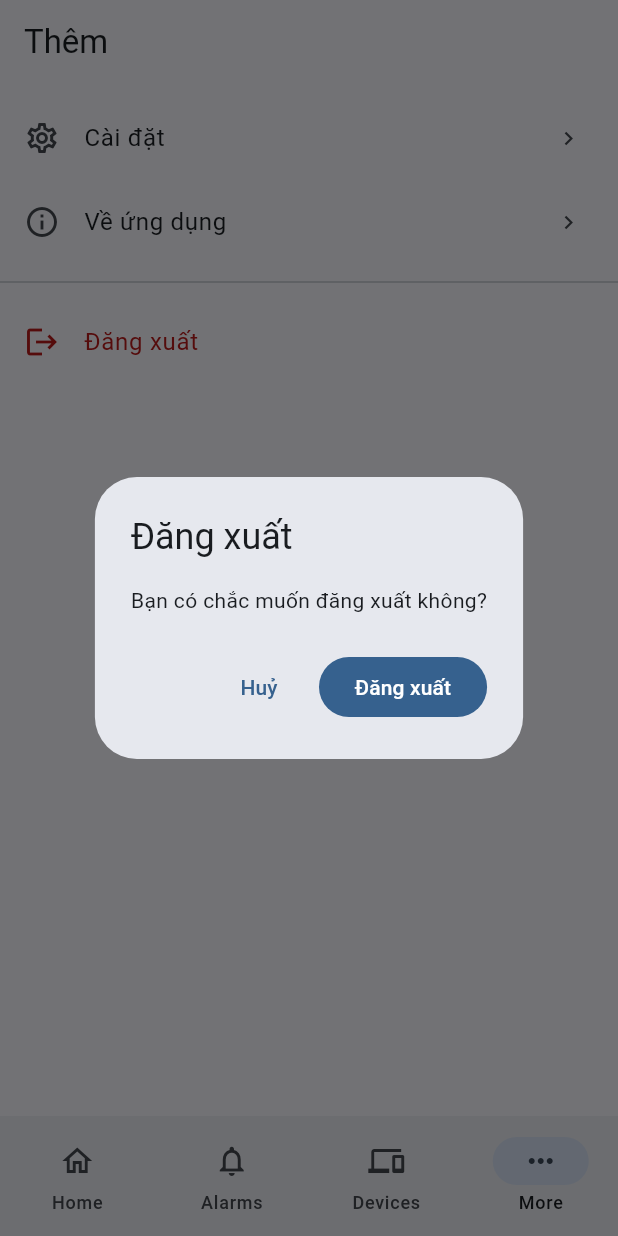
After one commit to duongwvux/Thingsboard, a Flutter app: the MoreScreen screen opened by its route, after a tap on "Đăng xuất", on a phone screen of 412 x 824 dp. The commit adds this screen. Run offline on Flutter 3.47's test engine with Material 3 defaults, Android fonts, the phone set to English and light mode, and no system bars; our stand-ins replace dio, flutter_riverpod, flutter_secure_storage, go_router; accounts and stored records are empty; network calls fail.

Commit message:
thiết kế giao diện sau khi đăng nhập

```diff
--- /dev/null
+++ b/lib/core/scaffold_with_nav_bar.dart
@@ -0,0 +1,60 @@
+// core/scaffold_with_nav_bar.dart
+
+import 'package:flutter/material.dart';
+import 'package:go_router/go_router.dart';
+import '../features/home/home_screen.dart';
+import '../features/alarms/alarms_screen.dart';
+import '../features/devices/device_list_screen.dart';
+import '../features/more/more_screen.dart';
+
+/// Shell widget bao quanh 4 tab.
+/// go_router dùng StatefulShellRoute để giữ state mỗi tab riêng biệt.
+class ScaffoldWithNavBar extends StatelessWidget {
+  final StatefulNavigationShell navigationShell;
+
+  const ScaffoldWithNavBar({
+    super.key,
+    required this.navigationShell,
+  });
+
+  @override
+  Widget build(BuildContext context) {
+    return Scaffold(
+      // Body là tab hiện tại do go_router quản lý
+      body: navigationShell,
+
+      bottomNavigationBar: NavigationBar(
+        selectedIndex: navigationShell.currentIndex,
+        onDestinationSelected: (index) {
+          navigationShell.goBranch(
+            index,
+            // Khi tap lại tab đang chọn → scroll về đầu (go_router tự xử lý)
+            initialLocation: index == navigationShell.currentIndex,
+          );
+        },
+        destinations: const [
+          NavigationDestination(
+            icon: Icon(Icons.home_outlined),
+            selectedIcon: Icon(Icons.home),
+            label: 'Home',
+          ),
+          NavigationDestination(
+            icon: Icon(Icons.notifications_none),
+            selectedIcon: Icon(Icons.notifications),
+            label: 'Alarms',
+          ),
+          NavigationDestination(
+            icon: Icon(Icons.devices_outlined),
+            selectedIcon: Icon(Icons.devices),
+            label: 'Devices',
+          ),
+          NavigationDestination(
+            icon: Icon(Icons.more_horiz),
+            selectedIcon: Icon(Icons.more_horiz),
+            label: 'More',
+          ),
+        ],
+      ),
+    );
+  }
+}
--- /dev/null
+++ b/lib/features/alarms/alarms_screen.dart
@@ -0,0 +1,33 @@
+// features/alarms/alarms_screen.dart
+
+import 'package:flutter/material.dart';
+
+class AlarmsScreen extends StatelessWidget {
+  const AlarmsScreen({super.key});
+
+  @override
+  Widget build(BuildContext context) {
+    return Scaffold(
+      appBar: AppBar(title: const Text('Alarms')),
+      body: Center(
+        child: Column(
+          mainAxisSize: MainAxisSize.min,
+          children: [
+            Icon(Icons.notifications_none,
+                size: 56,
+                color: Theme.of(context).colorScheme.outlineVariant),
+            const SizedBox(height: 12),
+            Text('Chưa có alarm',
+                style: Theme.of(context).textTheme.bodyLarge),
+            const SizedBox(height: 6),
+            Text('Tính năng đang phát triển',
+                style: Theme.of(context).textTheme.bodySmall?.copyWith(
+                      color:
+                          Theme.of(context).colorScheme.onSurfaceVariant,
+                    )),
+          ],
+        ),
+      ),
+    );
+  }
+}
--- /dev/null
+++ b/lib/features/more/more_screen.dart
@@ -0,0 +1,71 @@
+// features/more/more_screen.dart
+
+import 'package:flutter/material.dart';
+import 'package:flutter_riverpod/flutter_riverpod.dart';
+import '../auth/auth_provider.dart';
+
+class MoreScreen extends ConsumerWidget {
+  const MoreScreen({super.key});
+
+  @override
+  Widget build(BuildContext context, WidgetRef ref) {
+    final theme = Theme.of(context);
+
+    return Scaffold(
+      appBar: AppBar(title: const Text('Thêm')),
+      body: ListView(
+        children: [
+          const SizedBox(height: 8),
+
+          // Placeholder items
+          ListTile(
+            leading: const Icon(Icons.settings_outlined),
+            title: const Text('Cài đặt'),
+            trailing: const Icon(Icons.chevron_right, size: 18),
+            onTap: () {},
+          ),
+          ListTile(
+            leading: const Icon(Icons.info_outline),
+            title: const Text('Về ứng dụng'),
+            trailing: const Icon(Icons.chevron_right, size: 18),
+            onTap: () {},
+          ),
+
+          const Divider(height: 24),
+
+          // Đăng xuất
+          ListTile(
+            leading: Icon(Icons.logout,
+                color: theme.colorScheme.error),
+            title: Text('Đăng xuất',
+                style: TextStyle(color: theme.colorScheme.error)),
+            onTap: () => _confirmLogout(context, ref),
+          ),
+        ],
+      ),
+    );
+  }
+
+  Future<void> _confirmLogout(BuildContext context, WidgetRef ref) async {
+    final confirmed = await showDialog<bool>(
+      context: context,
+      builder: (ctx) => AlertDialog(
+        title: const Text('Đăng xuất'),
+        content: const Text('Bạn có chắc muốn đăng xuất không?'),
+        actions: [
+          TextButton(
+            onPressed: () => Navigator.pop(ctx, false),
+            child: const Text('Huỷ'),
+          ),
+          FilledButton(
+            onPressed: () => Navigator.pop(ctx, true),
+            child: const Text('Đăng xuất'),
+          ),
+        ],
+      ),
+    );
+    if (confirmed == true) {
+      await ref.read(authProvider.notifier).logout();
+    }
+  }
+}
--- a/lib/main.dart
+++ b/lib/main.dart
@@ -19,6 +19,7 @@ class MyApp extends ConsumerWidget {
 
     return MaterialApp.router(
       title: 'IoT Monitor',
+      debugShowCheckedModeBanner: false,
       routerConfig: router,
       theme: ThemeData(
         colorSchemeSeed: Colors.blue,
```
Also changed, not shown: lib/core/router.dart (+52 -4 lines), lib/features/home/home_screen.dart (added, +295 -0 lines).
